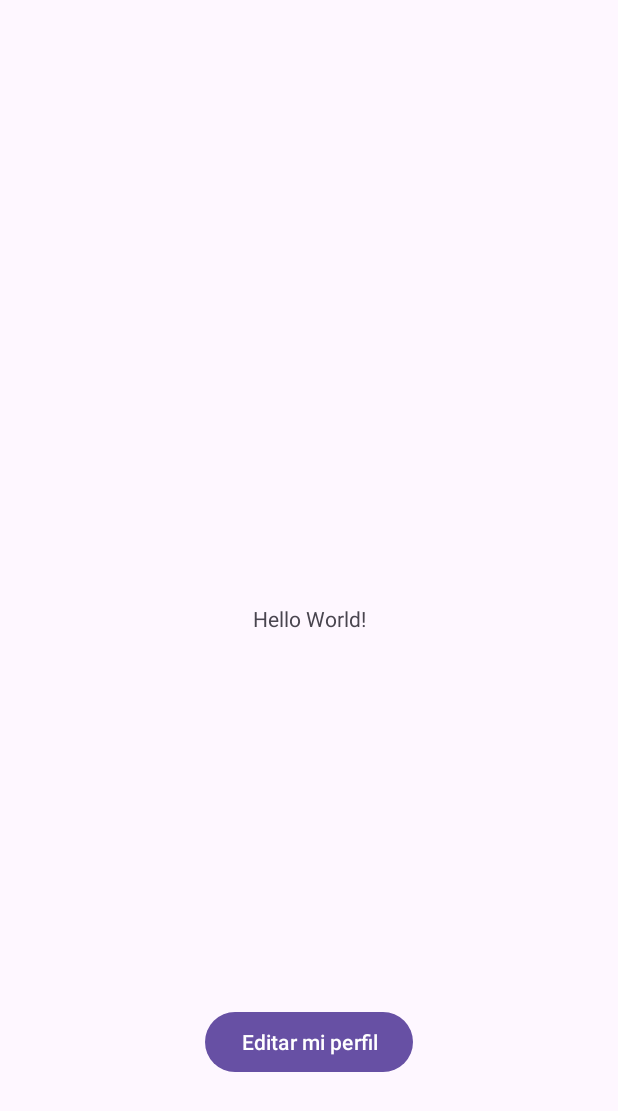
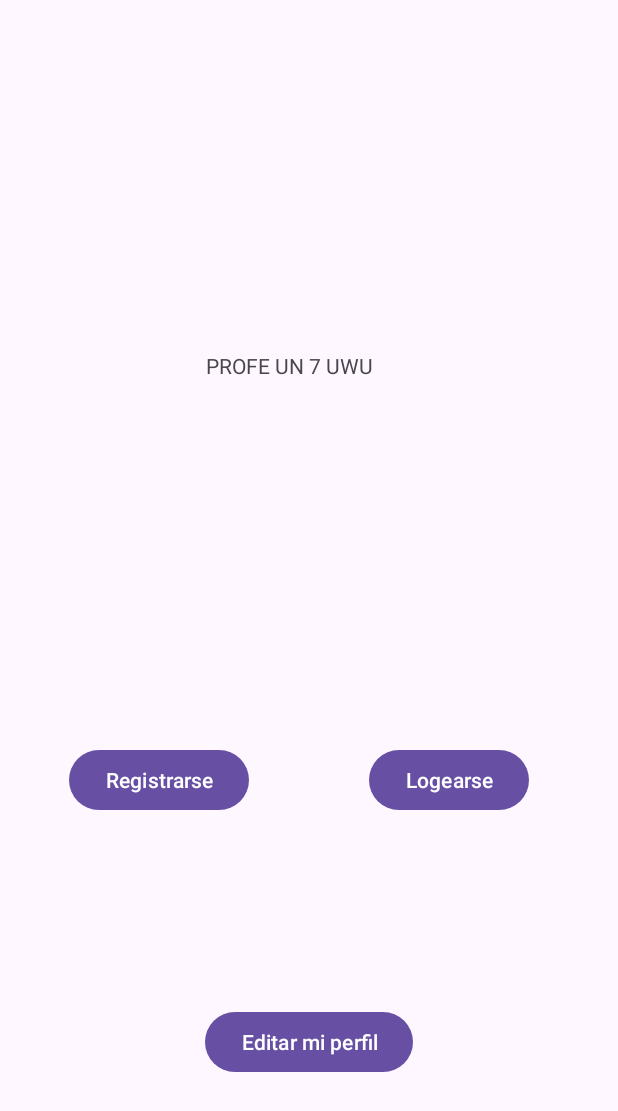
Before and after one commit to Th3GaM3RCaT/Game-Quest, an Android app: the layout activity_main.xml on its own in the app's theme, with its tools: preview values and no code run, on a phone screen of 412 x 824 dp. Shown: the top 1111 px of the screen. Run offline under Robolectric (Android 15) with nearby library versions, the phone set to English and light mode, and no system bars.

Commit message:
WA QUE SE ACABE MI SUFRIMIENTO PORFA
HAY MUCHAS WEAS QUE NI VOY A OCUPAR, ESTOY TROLEANDO

```diff
--- a/app/build.gradle.kts
+++ b/app/build.gradle.kts
@@ -42,4 +42,7 @@ dependencies {
     androidTestImplementation("androidx.test.espresso:espresso-core:3.5.1")
     implementation(platform("com.google.firebase:firebase-bom:32.3.1"))
     implementation("com.google.firebase:firebase-analytics")
+    implementation("com.google.firebase:firebase-auth")
+    implementation("com.google.android.gms:play-services-auth:20.7.0")
+
 }
--- a/app/src/main/res/layout/activity_main.xml
+++ b/app/src/main/res/layout/activity_main.xml
@@ -8,13 +8,15 @@
 
     <TextView
         android:id="@+id/textView"
-        android:layout_width="wrap_content"
-        android:layout_height="wrap_content"
-        android:text="Hello World!"
+        android:layout_width="139dp"
+        android:layout_height="47dp"
+        android:text="PROFE UN 7 UWU"
         app:layout_constraintBottom_toBottomOf="parent"
         app:layout_constraintEnd_toEndOf="parent"
+        app:layout_constraintHorizontal_bias="0.503"
         app:layout_constraintStart_toStartOf="parent"
-        app:layout_constraintTop_toTopOf="parent" />
+        app:layout_constraintTop_toTopOf="parent"
+        app:layout_constraintVertical_bias="0.301" />
 
     <Button
         android:id="@+id/button"
@@ -28,4 +30,28 @@
         app:layout_constraintHorizontal_bias="0.5"
         app:layout_constraintStart_toStartOf="parent" />
 
+    <Button
+        android:id="@+id/registroButton"
+        android:layout_width="wrap_content"
+        android:layout_height="wrap_content"
+        android:text="Registrarse"
+        app:layout_constraintBottom_toBottomOf="parent"
+        app:layout_constraintEnd_toEndOf="parent"
+        app:layout_constraintHorizontal_bias="0.158"
+        app:layout_constraintStart_toStartOf="parent"
+        app:layout_constraintTop_toTopOf="parent"
+        app:layout_constraintVertical_bias="0.639" />
+
+    <Button
+        android:id="@+id/logearseButton"
+        android:layout_width="wrap_content"
+        android:layout_height="wrap_content"
+        android:text="Logearse"
+        app:layout_constraintBottom_toBottomOf="parent"
+        app:layout_constraintEnd_toEndOf="parent"
+        app:layout_constraintHorizontal_bias="0.805"
+        app:layout_constraintStart_toStartOf="parent"
+        app:layout_constraintTop_toTopOf="parent"
+        app:layout_constraintVertical_bias="0.639" />
+
 </androidx.constraintlayout.widget.ConstraintLayout>
```
Also changed, not shown: app/src/main/AndroidManifest.xml (+9 -0 lines), app/src/main/java/com/thecurseds/gamequest/MainActivity.java (+9 -12 lines), app/src/main/java/com/thecurseds/gamequest/Registrar.java (added, +14 -0 lines), app/src/main/res/layout/activity_registrar.xml (added, +72 -0 lines), app/src/main/res/mipmap-hdpi/descarga.png (added), app/src/main/res/mipmap-hdpi/google.png (added), 1 other file.
